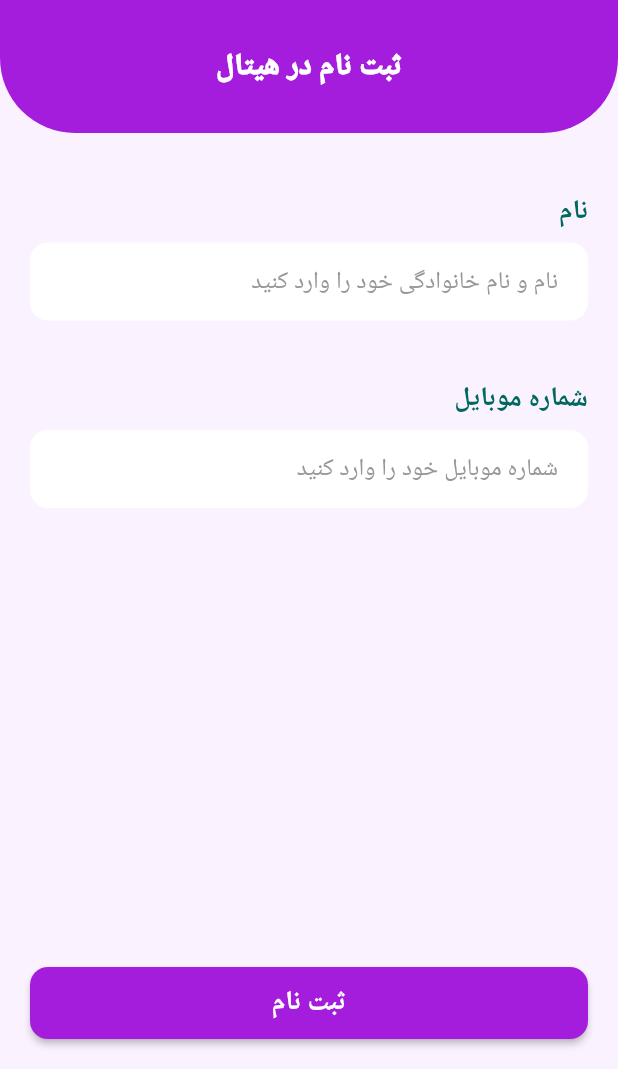
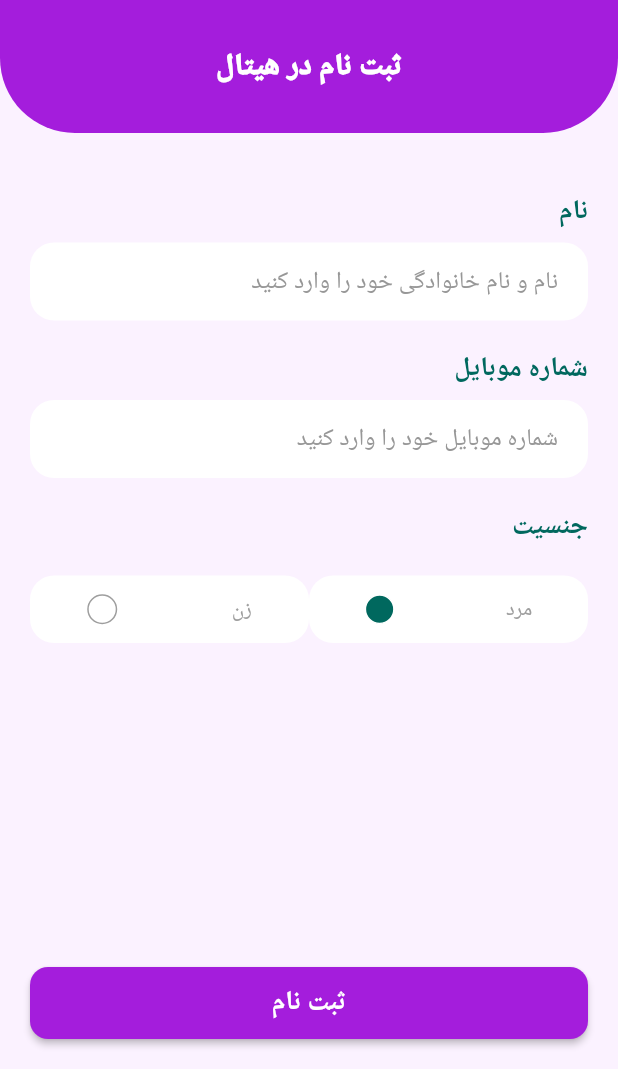
Before and after one commit to mohammad-dehghanifard/flutter_ui_challenge, a Flutter app: the screen it shows after launch, on a phone screen of 412 x 824 dp, the part 167-1236 px from its top. Run offline on Flutter 3.47's test engine with Material 3 defaults, Android fonts, the phone set to English and light mode, and no system bars; our stand-ins replace carousel_slider, google_fonts, google_nav_bar, readmore, smooth_page_indicator; Roboto replaces fonts that are missing (Vazirmatn).

Commit message:
ads app ui : impl CustomRadioButton Custom Widget

```diff
--- a/lib/ advertising_app/screen/login_form.dart
+++ b/lib/ advertising_app/screen/login_form.dart
@@ -1,10 +1,17 @@
 import 'package:flutter/material.dart';
 import 'package:flutter_ui_challenge/%20advertising_app/widget/ads_custom_text_field.dart';
+import 'package:flutter_ui_challenge/%20advertising_app/widget/custom_radio_button.dart';
 import 'package:google_fonts/google_fonts.dart';
 
-class LoginFormScreen extends StatelessWidget {
+class LoginFormScreen extends StatefulWidget {
   const LoginFormScreen({super.key});
 
+  @override
+  State<LoginFormScreen> createState() => _LoginFormScreenState();
+}
+
+class _LoginFormScreenState extends State<LoginFormScreen> {
+  bool isMale = true;
   @override
   Widget build(BuildContext context) {
     return  Scaffold(
@@ -32,25 +39,55 @@ class LoginFormScreen extends StatelessWidget {
               ),
             ),
             //form
-            const Expanded(child: SingleChildScrollView(
+             Expanded(child: SingleChildScrollView(
                 child: Padding(
-                  padding: EdgeInsets.symmetric(horizontal: 20),
+                  padding: const EdgeInsets.symmetric(horizontal: 20),
                   child: SizedBox(
                     width: double.infinity,
                     child: Column(
                       crossAxisAlignment: CrossAxisAlignment.end,
                       children: [
                         // full name text field
-                        SizedBox(height: 40),
-                        AdsCustomTextField(
+                        const SizedBox(height: 40),
+                        const AdsCustomTextField(
                           label: "نام",
                           hint: "نام و نام خانوادگی خود را وارد کنید",
                         ),
                         // phone number text field
-                        SizedBox(height: 40),
-                        AdsCustomTextField(
+                        const SizedBox(height: 20),
+                        const AdsCustomTextField(
                           label: "شماره موبایل",
                           hint: "شماره موبایل خود را وارد کنید",
+                        ),
+                        const SizedBox(height: 20),
+                        // gender
+                        Text("جنسیت",style:GoogleFonts.vazirmatn(fontSize: 18,color: const Color(0xFF00685E),fontWeight: FontWeight.bold)),
+                        const SizedBox(height: 20),
+                        Row(
+                          children: [
+                            // female
+                            Expanded(
+                              child: CustomRadioButton(
+                                onTap: () {
+                                  isMale = false;
+                                  setState(() {});
+                                },
+                                gender: 'زن',
+                                value: isMale == false,
+                              ),
+                            ),
+                            //male
+                            Expanded(
+                                child: CustomRadioButton(
+                                  onTap: () {
+                                    isMale = true;
+                                    setState(() {});
+                                  },
+                                  gender: 'مرد',
+                                  value: isMale,
+                                ),
+                            ),
+                          ],
                         )
                       ],
                     ),
--- a/lib/ advertising_app/widget/ads_custom_text_field.dart
+++ b/lib/ advertising_app/widget/ads_custom_text_field.dart
@@ -25,7 +25,7 @@ class AdsCustomTextField extends StatelessWidget {
                 hintStyle: GoogleFonts.vazirmatn(color: const Color(0xFF979797)),
                 contentPadding: const EdgeInsets.symmetric(horizontal: 20,vertical: 15),
                 border: OutlineInputBorder(
-                    borderRadius: BorderRadius.circular(12),
+                    borderRadius: BorderRadius.circular(16),
                     borderSide: BorderSide.none
                 )
 
--- /dev/null
+++ b/lib/ advertising_app/widget/custom_radio_button.dart
@@ -0,0 +1,43 @@
+import 'package:flutter/material.dart';
+import 'package:google_fonts/google_fonts.dart';
+
+class CustomRadioButton extends StatelessWidget {
+  const CustomRadioButton({
+    super.key, required this.onTap, required this.gender, required this.value,
+  });
+
+  final Function() onTap;
+  final String gender;
+  final bool value;
+
+  @override
+  Widget build(BuildContext context) {
+    return GestureDetector(
+      onTap: onTap,
+      child: Container(
+        height: 45,
+        decoration: BoxDecoration(
+            color: Colors.white,
+            borderRadius: BorderRadius.circular(16)
+        ),
+        child: Row(
+          mainAxisAlignment: MainAxisAlignment.spaceAround,
+          children: [
+            // Radio button
+            AnimatedContainer(
+              duration: const Duration(milliseconds: 400),
+              width: 20,
+              height: 20,
+              decoration: BoxDecoration(
+                  shape: BoxShape.circle,
+                  color: value? const Color(0xFF00685E) : Colors.white,
+                  border: Border.all(color: value? Colors.white :Colors.grey)
+              ),
+            ),
+            Text(gender,style: GoogleFonts.vazirmatn(color: Colors.grey),)
+          ],
+        ),
+      ),
+    );
+  }
+}
```
